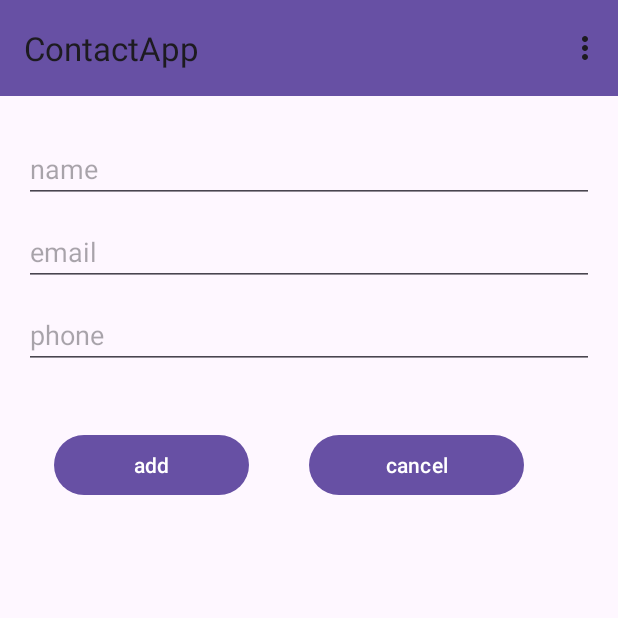
After one commit to betty2310/ContactApp, an Android app: the NewContactFragment screen opened through its navigation route, on a phone screen of 412 x 824 dp, the top half of it. The commit adds this screen. Run offline under Robolectric (Android 15) with nearby library versions, the phone set to English and light mode, and no system bars.

Commit message:
:cherry_blossom: use fragment to navigate view

```diff
--- /dev/null
+++ b/app/src/main/java/com/example/contactapp/ContactListFragment.kt
@@ -0,0 +1,37 @@
+package com.example.contactapp
+
+import android.os.Bundle
+import android.view.LayoutInflater
+import android.view.View
+import android.view.ViewGroup
+import android.widget.ListView
+import androidx.fragment.app.Fragment
+import androidx.navigation.findNavController
+import com.example.contactapp.adapter.ContactAdapter
+
+class ContactListFragment : Fragment() {
+    override fun onCreateView(
+        inflater: LayoutInflater,
+        container: ViewGroup?,
+        savedInstanceState: Bundle?
+    ): View? {
+        return inflater.inflate(R.layout.contact_list_fragment, container, false);
+    }
+
+    override fun onViewCreated(view: View, savedInstanceState: Bundle?) {
+        super.onViewCreated(view, savedInstanceState)
+
+        var contactList = view.findViewById<ListView>(R.id.contact_list)
+        val items = MainActivity.contactList.map { it }.toMutableList()
+        contactList.adapter = ContactAdapter(requireContext(), items)
+
+        contactList.setOnItemClickListener { parent, view, position, id ->
+            val item = items[position]
+            val params: Bundle = Bundle()
+            params.putString("name", item.name)
+            params.putString("phone", item.phone)
+            params.putString("mail", item.email)
+            view.findNavController().navigate(R.id.action_contact_list_to_contact_detail, params)
+        }
+    }
+}
--- a/app/src/main/java/com/example/contactapp/MainActivity.kt
+++ b/app/src/main/java/com/example/contactapp/MainActivity.kt
@@ -2,20 +2,38 @@ package com.example.contactapp
 
 import androidx.appcompat.app.AppCompatActivity
 import android.os.Bundle
-import com.example.contactapp.adapter.ContactAdapter
-import com.example.contactapp.databinding.ActivityMainBinding
+import android.view.Menu
+import android.view.MenuItem
+import androidx.navigation.findNavController
 import com.example.contactapp.model.Contact
 
 class MainActivity : AppCompatActivity() {
-
-    private lateinit var binding: ActivityMainBinding
-
     override fun onCreate(savedInstanceState: Bundle?) {
         super.onCreate(savedInstanceState)
-        binding = ActivityMainBinding.inflate(layoutInflater)
-        setContentView(binding.root)
+        setContentView(R.layout.activity_main)
 
-        var contactList = listOf<Contact>(
+        val toolbar = findViewById<androidx.appcompat.widget.Toolbar>(R.id.toolbar)
+        setSupportActionBar(toolbar)
+    }
+
+    override fun onCreateOptionsMenu(menu: Menu?): Boolean {
+        menuInflater.inflate(R.menu.toolbar_menu, menu)
+        return true
+    }
+
+    override fun onOptionsItemSelected(item: MenuItem): Boolean {
+        return when (item.itemId) {
+            R.id.new_contact_menu -> {
+                val navController = findNavController(R.id.nav_host_fragment)
+                navController.navigate(R.id.nav_new_contact)
+                true
+            }
+            else -> super.onOptionsItemSelected(item)
+        }
+    }
+
+    companion object {
+        val contactList: MutableList<Contact> = mutableListOf<Contact>(
             Contact("Betty Holberton", "555-555-5555", "Betty@gmail.com", 1),
             Contact("Grace Hopper", "123-456-7890", "grace@example.com", 2),
             Contact("Ada Lovelace", "987-654-3210", "ada@example.com", 3),
@@ -27,8 +45,5 @@ class MainActivity : AppCompatActivity() {
             Contact("Donald Knuth", "666-555-4444", "donald@example.com", 9),
             Contact("Grace Murray Hopper", "222-333-4444", "grace.murray@example.com", 10)
         )
-
-        binding.recyclerView.adapter = ContactAdapter(contactList)
-        binding.recyclerView.setHasFixedSize(true)
     }
 }
--- /dev/null
+++ b/app/src/main/java/com/example/contactapp/NewContactFragment.kt
@@ -0,0 +1,47 @@
+package com.example.contactapp
+
+import android.os.Bundle
+import android.view.LayoutInflater
+import android.view.View
+import android.view.ViewGroup
+import android.widget.Button
+import android.widget.EditText
+import android.widget.Toast
+import androidx.fragment.app.Fragment
+import androidx.navigation.findNavController
+import com.example.contactapp.model.Contact
+
+class NewContactFragment : Fragment() {
+    override fun onCreateView(
+        inflater: LayoutInflater,
+        container: ViewGroup?,
+        savedInstanceState: Bundle?
+    ): View? {
+        return inflater.inflate(R.layout.new_contact_fragment, container, false);
+    }
+
+    override fun onViewCreated(view: View, savedInstanceState: Bundle?) {
+        super.onViewCreated(view, savedInstanceState)
+        val name = view.findViewById<EditText>(R.id.name_input)
+        val phone = view.findViewById<EditText>(R.id.phone_input)
+        val email = view.findViewById<EditText>(R.id.email_input)
+        val createButton = view.findViewById<Button>(R.id.create_button)
+        val cancelButton = view.findViewById<Button>(R.id.cancel_button)
+
+        createButton.setOnClickListener {
+            val contact = Contact(name.text.toString(), phone.text.toString(), email.text.toString(), MainActivity.contactList.size + 1)
+            MainActivity.contactList.add(contact)
+            Toast.makeText(requireContext(), "Contact created", Toast.LENGTH_SHORT).show()
+            navigateToHome()
+        }
+
+        cancelButton.setOnClickListener {
+            navigateToHome()
+        }
+    }
+
+    private fun navigateToHome() {
+        val navController = requireActivity().findNavController(R.id.nav_host_fragment)
+        navController.navigate(R.id.contact_list)
+    }
+}
--- /dev/null
+++ b/app/src/main/res/drawable/circle_background.xml
@@ -0,0 +1,5 @@
+<?xml version="1.0" encoding="utf-8"?>
+<shape xmlns:android="http://schemas.android.com/apk/res/android">
+    <solid android:color="#B7B3B3" />
+    <corners android:radius="50dp" />
+</shape>
--- a/app/src/main/res/layout/activity_main.xml
+++ b/app/src/main/res/layout/activity_main.xml
@@ -1,16 +1,29 @@
 <?xml version="1.0" encoding="utf-8"?>
-<androidx.constraintlayout.widget.ConstraintLayout xmlns:android="http://schemas.android.com/apk/res/android"
+<LinearLayout xmlns:android="http://schemas.android.com/apk/res/android"
     xmlns:app="http://schemas.android.com/apk/res-auto"
     xmlns:tools="http://schemas.android.com/tools"
     android:layout_width="match_parent"
     android:layout_height="match_parent"
+    android:orientation="vertical"
     tools:context=".MainActivity">
 
-    <androidx.recyclerview.widget.RecyclerView
-        android:id="@+id/recycler_view"
+    <androidx.appcompat.widget.Toolbar
+        android:id="@+id/toolbar"
+        android:layout_width="match_parent"
+        android:layout_height="?attr/actionBarSize"
+        android:background="?attr/colorPrimary"
+        android:elevation="4dp"
+        android:theme="@style/ThemeOverlay.AppCompat.ActionBar"
+        app:popupTheme="@style/ThemeOverlay.AppCompat.Light">
+
+    </androidx.appcompat.widget.Toolbar>
+
+    <fragment
+        android:id="@+id/nav_host_fragment"
+        android:name="androidx.navigation.fragment.NavHostFragment"
         android:layout_width="match_parent"
         android:layout_height="match_parent"
-        android:orientation="vertical"
-        app:layoutManager="LinearLayoutManager" />
+        app:defaultNavHost="true"
+        app:navGraph="@navigation/navigation_graph" />
 
-</androidx.constraintlayout.widget.ConstraintLayout>
+</LinearLayout>
--- /dev/null
+++ b/app/src/main/res/layout/new_contact_fragment.xml
@@ -0,0 +1,59 @@
+<?xml version="1.0" encoding="utf-8"?>
+<LinearLayout xmlns:android="http://schemas.android.com/apk/res/android"
+    android:layout_width="match_parent"
+    android:layout_height="match_parent"
+    android:orientation="vertical"
+    android:padding="16dp"
+    xmlns:tools="http://schemas.android.com/tools"
+
+    tools:context=".NewContactFragment">
+
+    <EditText
+        android:id="@+id/name_input"
+        android:paddingTop="20dp"
+        android:layout_width="match_parent"
+        android:layout_height="wrap_content"
+        android:hint="name"
+        android:inputType="textPersonName" />
+
+    <EditText
+        android:paddingTop="20dp"
+        android:id="@+id/email_input"
+        android:layout_width="match_parent"
+        android:layout_height="wrap_content"
+        android:hint="email"
+        android:inputType="textEmailAddress" />
+
+    <EditText
+        android:paddingTop="20dp"
+        android:id="@+id/phone_input"
+        android:layout_width="match_parent"
+        android:layout_height="wrap_content"
+        android:hint="phone"
+        android:inputType="phone" />
+
+    <LinearLayout
+        android:layout_width="match_parent"
+        android:paddingTop="20dp"
+        android:layout_height="545dp"
+        android:orientation="horizontal">
+
+        <Button
+            android:id="@+id/create_button"
+            android:layout_width="130dp"
+            android:layout_height="wrap_content"
+            android:layout_margin="20dp"
+            android:layout_marginTop="16dp"
+            android:text="add" />
+
+        <Button
+            android:id="@+id/cancel_button"
+            android:layout_width="143dp"
+            android:layout_height="wrap_content"
+            android:layout_margin="20dp"
+            android:layout_marginTop="16dp"
+            android:text="cancel" />
+
+    </LinearLayout>
+
+</LinearLayout>
--- /dev/null
+++ b/app/src/main/res/menu/toolbar_menu.xml
@@ -0,0 +1,9 @@
+<?xml version="1.0" encoding="utf-8"?>
+<menu xmlns:android="http://schemas.android.com/apk/res/android"
+    xmlns:app="http://schemas.android.com/apk/res-auto">
+    <item
+        android:id="@+id/new_contact_menu"
+        android:layout_width="wrap_content"
+        android:layout_height="wrap_content"
+        android:title="@string/new_contact" />
+</menu>
--- /dev/null
+++ b/app/src/main/res/navigation/navigation_graph.xml
@@ -0,0 +1,37 @@
+<?xml version="1.0" encoding="utf-8"?>
+<navigation xmlns:android="http://schemas.android.com/apk/res/android"
+    xmlns:app="http://schemas.android.com/apk/res-auto"
+    xmlns:tools="http://schemas.android.com/tools"
+    android:id="@+id/navigation_graph"
+    app:startDestination="@id/contact_list">
+
+    <fragment android:id="@+id/contact_list"
+        android:name="com.example.contactapp.ContactListFragment"
+        android:label="Contact List"
+        tools:layout="@layout/contact_list_fragment">
+
+        <action
+            android:id="@+id/action_contact_list_to_contact_detail"
+            app:destination="@id/contact_detail" />
+        <action
+            android:id="@+id/action_contact_list_to_new_contact"
+            app:destination="@id/new_contact_menu" />
+    </fragment>
+
+    <fragment android:id="@+id/contact_detail"
+        android:name="com.example.contactapp.ContactDetailFragment"
+        android:label="Contact detail"
+        tools:layout="@layout/contact_detail_fragment">
+
+    </fragment>
+
+    <fragment android:id="@+id/nav_new_contact"
+        android:name="com.example.contactapp.NewContactFragment"
+        android:label="New contact"
+        tools:layout="@layout/new_contact_fragment" >
+        <action
+            android:id="@+id/action_nav_new_contact_to_contact_list"
+            app:destination="@id/contact_list" />
+    </fragment>
+
+</navigation>
--- a/app/src/main/res/values/colors.xml
+++ b/app/src/main/res/values/colors.xml
@@ -1,5 +1,10 @@
 <?xml version="1.0" encoding="utf-8"?>
 <resources>
+    <color name="purple_200">#FFBB86FC</color>
+    <color name="purple_500">#FF6200EE</color>
+    <color name="purple_700">#FF3700B3</color>
+    <color name="teal_200">#FF03DAC5</color>
+    <color name="teal_700">#FF018786</color>
     <color name="black">#FF000000</color>
     <color name="white">#FFFFFFFF</color>
 </resources>
--- a/app/src/main/res/values/strings.xml
+++ b/app/src/main/res/values/strings.xml
@@ -1,3 +1,4 @@
 <resources>
     <string name="app_name">ContactApp</string>
+    <string name="new_contact">New Contact</string>
 </resources>
```
Also changed, not shown: app/src/main/AndroidManifest.xml (+1 -8 lines), app/src/main/java/com/example/contactapp/ContactActivity.kt (deleted, +0 -20 lines), app/src/main/java/com/example/contactapp/ContactDetailFragment.kt (added, +31 -0 lines), app/src/main/java/com/example/contactapp/adapter/ContactAdapter.kt (+13 -57 lines), app/src/main/res/layout/activity_contact_detail.xml (deleted, +0 -45 lines), app/src/main/res/layout/contact_detail_fragment.xml (added, +39 -0 lines), app/src/main/res/layout/contact_item.xml (+5 -2 lines), app/src/main/res/layout/contact_list_fragment.xml (added, +15 -0 lines), app/src/main/res/menu/contact_menu.xml (deleted, +0 -17 lines).
